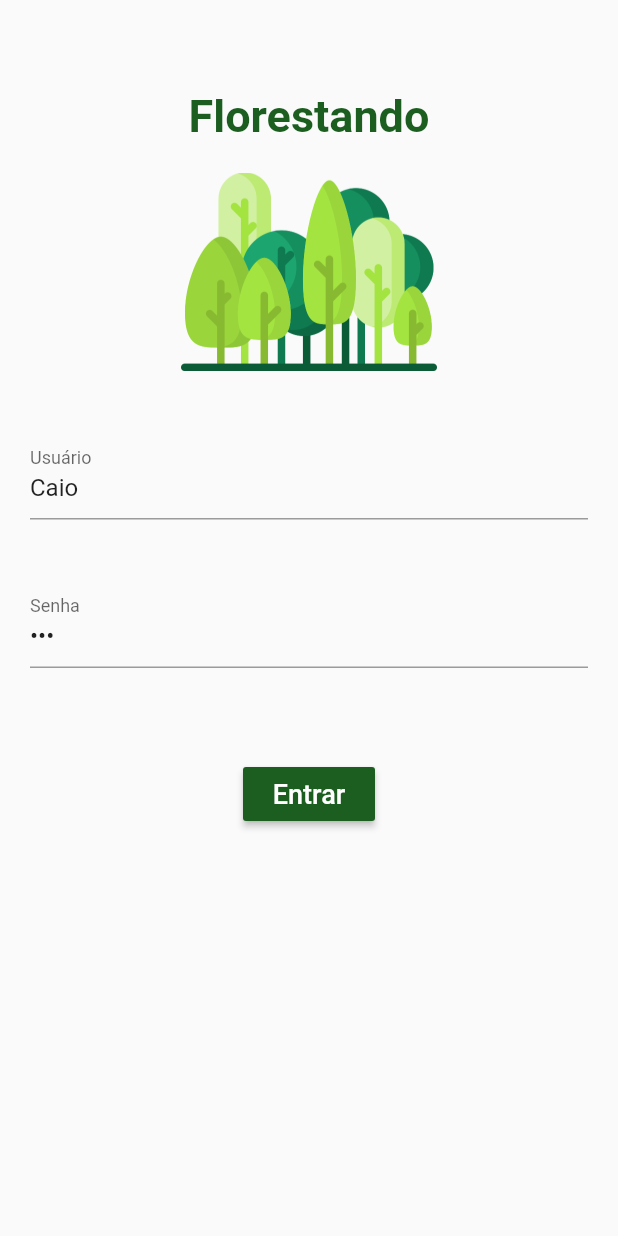
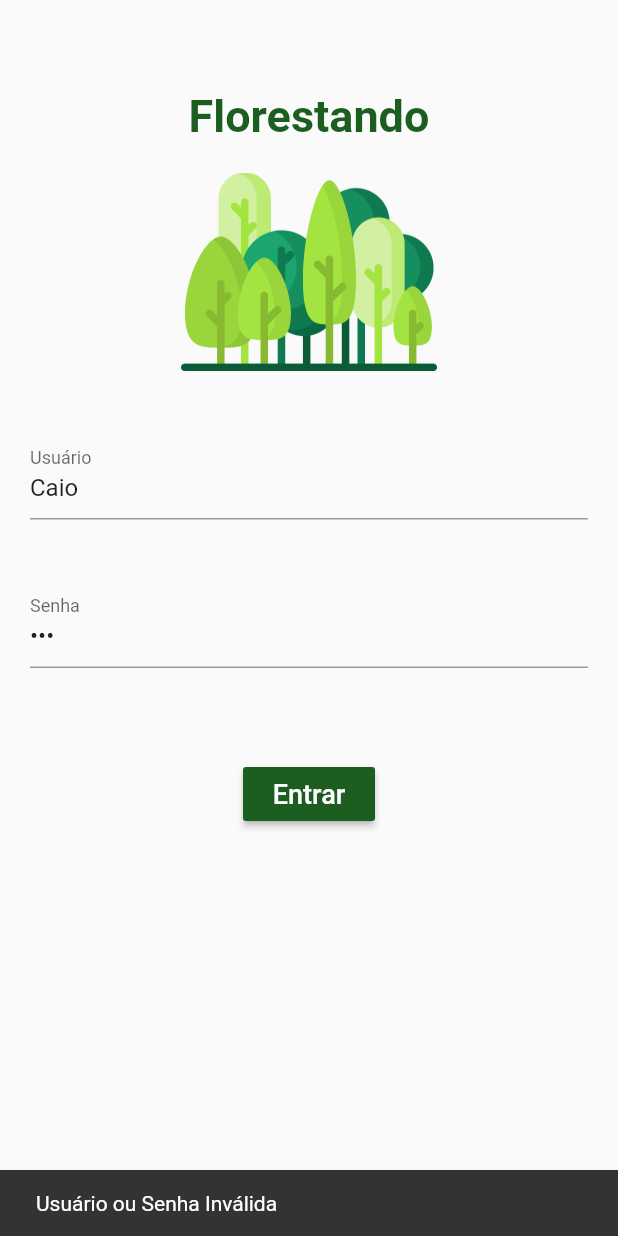
Before and after one commit to CaioPellicani/app_fatec_reflorestando, a Flutter app: the screen it shows after launch, after a tap on "Entrar", on a phone screen of 412 x 824 dp. Run offline on Flutter 3.47's test engine with Material 2 defaults, Android fonts, the phone set to English and light mode, and no system bars; our stand-ins replace cloud_firestore, firebase_core; accounts and stored records are empty.

Commit message:
tela de login acesso ao banco ok

```diff
--- a/lib/classe_text_box.dart
+++ b/lib/classe_text_box.dart
@@ -50,19 +50,4 @@ class TxtLogin extends TextBox{
     _controle.text = texto;
     this._senha = senha;
   }
-
-  bool validarLogin(){
-    if( _controle.text == "Caio" ){
-      return true;
-    }
-    return false;
-  }
-
-  bool validarSenha(){
-    if( _controle.text == "123" ){
-      return true;
-    }
-    return false;
-  }
-
 }
--- a/lib/main.dart
+++ b/lib/main.dart
@@ -54,9 +54,5 @@ void main() async {
     }
   );
 */
-  var o = Usuario();
-  o.query( "Caio" );
-  print( o.senha );
-  print( o.testeSenha() );
 
 }
--- a/lib/model/usuario.dart
+++ b/lib/model/usuario.dart
@@ -1,34 +1,15 @@
-import 'package:cloud_firestore/cloud_firestore.dart';
-
 class Usuario{
   String _usuario;
   String _senha;
-  var db = FirebaseFirestore.instance.collection("usuarios");
+
+  Usuario( this._usuario, this._senha );
+
+  Usuario.fromMap( Map< String, dynamic > map ){
+    this._usuario = map["usuario"];
+    this._senha = map["senha"];
+  }
+
 
   get usuario => this._usuario;
   get senha => this._senha;
-
-  void query( String usuarioDigitado ){
-    db.where( "usuario", isEqualTo: usuarioDigitado )
-      .get()
-      .then( ( dados ) {
-        print( dados.size );
-        _usuario = dados.docs.elementAt( 0 ).data()["usuario"].toString();
-        this._senha = dados.docs.elementAt( 0 ).data()["senha"].toString();
-        print( _senha );
-            print( "teste senha interno " + this.testeSenha().toString() );
-      }
-    );
-
-  }
-
-  bool testeSenha(){
-    if( this._senha == "123" )
-      return true;
-    return false;
-  }
-
-
-
-
 }
--- a/lib/tela_01_login.dart
+++ b/lib/tela_01_login.dart
@@ -3,9 +3,11 @@ import 'dart:async';
 import 'package:cloud_firestore/cloud_firestore.dart';
 import 'package:flutter/material.dart';
 import 'package:p1_app_reflorestar/classe_botao.dart';
+import 'package:p1_app_reflorestar/meus_widgets.dart';
 import 'classe_text_box.dart';
 import 'classe_botao.dart';
 import 'main.dart';
+import 'model/usuario.dart';
 
 
 class Tela_01_Login extends StatefulWidget {
@@ -16,23 +18,12 @@ class Tela_01_Login extends StatefulWidget {
 class _Tela_01_LoginState extends State<Tela_01_Login>{
   TxtLogin oTxtUsuario;
   TxtLogin oTxtSenha;
+  Usuario usuario;
   var scaffoldKey = GlobalKey<ScaffoldState>();
   var formKey = GlobalKey<FormState>();
 
-  StreamSubscription<QuerySnapshot> ouvidor;
-  var db = FirebaseFirestore.instance;
+  var db = FirebaseFirestore.instance.collection("usuarios");
   @override
-
-  void initState(){
-    super.initState();
-
-    ouvidor?.cancel();
-
-    ouvidor = db.collection("usuarios").snapshots().listen((result) {
-      print( result );
-    });
-
-  }
 
   Widget build(BuildContext context) {
     return Scaffold(
@@ -52,7 +43,6 @@ class _Tela_01_LoginState extends State<Tela_01_Login>{
               ),
 
               oTxtUsuario = TxtLogin(
-
                 false,
                 texto: "Caio",
                 label: "Usuário",
@@ -80,15 +70,22 @@ class _Tela_01_LoginState extends State<Tela_01_Login>{
 
               Botao( label: "Entrar",
                 acao: () {
-                  if(( oTxtUsuario.validarLogin() ) &&  ( oTxtSenha.validarSenha()))
-                    print( "Navigator.pushNamed(context, '/tela_03' )");
-                  else
+                db.where( "usuario", isEqualTo: oTxtUsuario.text )
+                  .get()
+                  .then( ( dados ) {
+                    if( dados.size > 0 && oTxtSenha.text == dados.docs.elementAt( 0 ).data()["senha"].toString() ){
+                      Navigator.pushNamed(context, '/tela_03' );
+                    }
+                    else {
                     scaffoldKey.currentState.showSnackBar(
                       SnackBar(
                         content: Text('Usuário ou Senha Inválida' ),
                         duration: Duration(seconds: 3),
                       ),
                     );
+                  }
+                  });
+
                 }
               )
             ]
--- a/lib/tela_03_menu.dart
+++ b/lib/tela_03_menu.dart
@@ -9,7 +9,11 @@ class Tela_03_Menu extends StatelessWidget {
   Widget build(BuildContext context) {
     return Scaffold(
       key: scaffoldKey,
-      appBar: barraPadrao("Menu de Opções"),
+      appBar: AppBar(
+        title: Text("Menu de Opções"),
+        centerTitle: true,
+        leading: Container()
+      ),
 
       body: Container(
         child: Center(
```
